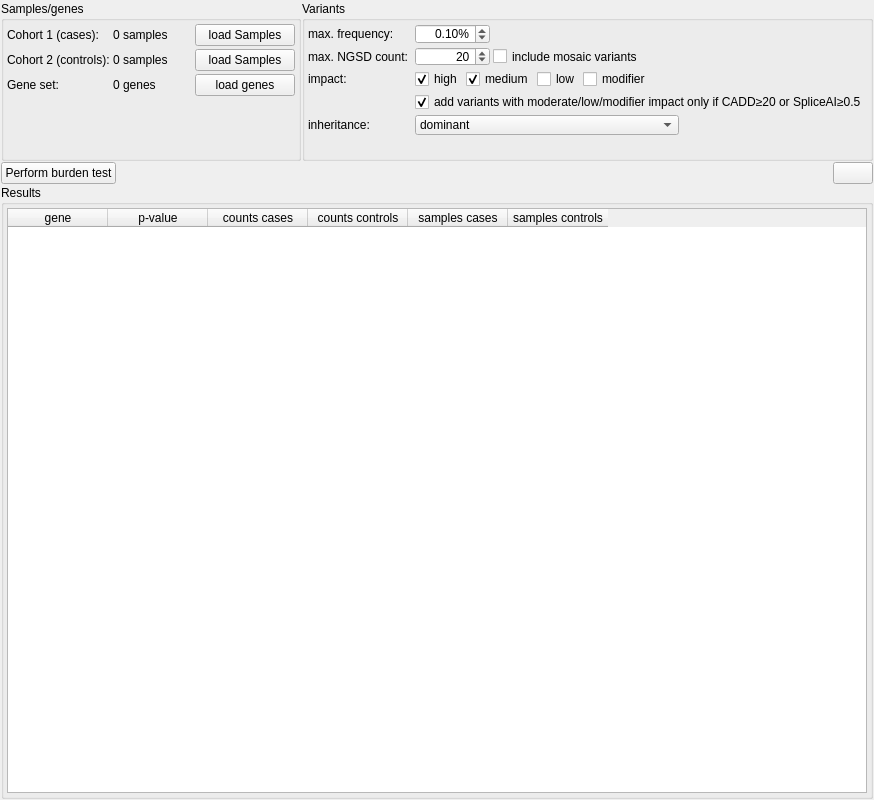
The window that src/GSvar/BurdenTestWidget.ui (imgag/ngs-bits) describes before a commit, drawn with Qt 5.
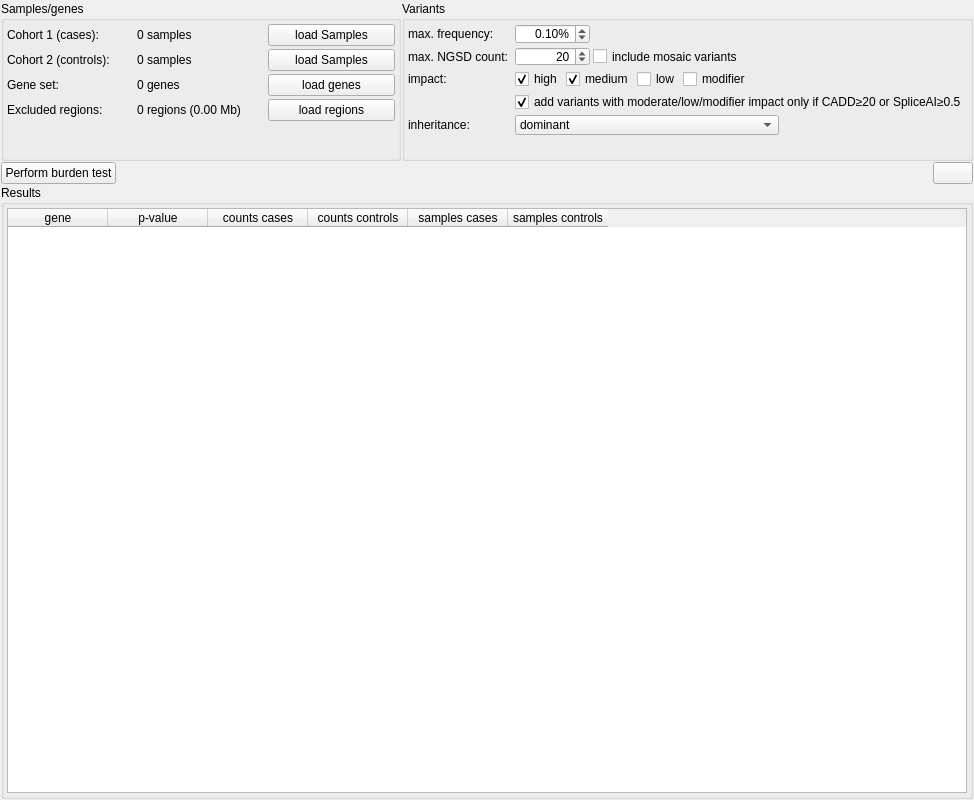
The same window after the commit. Icons and pictures are not drawn.

Commit message: src/GSvar/BurdenTestWidget*: added option to provide BED file with excluded regions

```diff
--- a/src/GSvar/BurdenTestWidget.ui
+++ b/src/GSvar/BurdenTestWidget.ui
@@ -438,7 +438,7 @@
      </property>
      <property name="minimumSize">
       <size>
-       <width>300</width>
+       <width>400</width>
        <height>0</height>
       </size>
      </property>
@@ -591,6 +591,27 @@
         </property>
        </widget>
       </item>
+      <item row="5" column="0">
+       <widget class="QLabel" name="label_8">
+        <property name="text">
+         <string>Excluded regions:</string>
+        </property>
+       </widget>
+      </item>
+      <item row="5" column="1">
+       <widget class="QLabel" name="l_excluded_regions">
+        <property name="text">
+         <string>0 regions (0.00 Mb)</string>
+        </property>
+       </widget>
+      </item>
+      <item row="5" column="2">
+       <widget class="QPushButton" name="b_load_excluded_regions">
+        <property name="text">
+         <string>load regions</string>
+        </property>
+       </widget>
+      </item>
      </layout>
     </widget>
    </item>
```
The commit also changes 2 other files.
